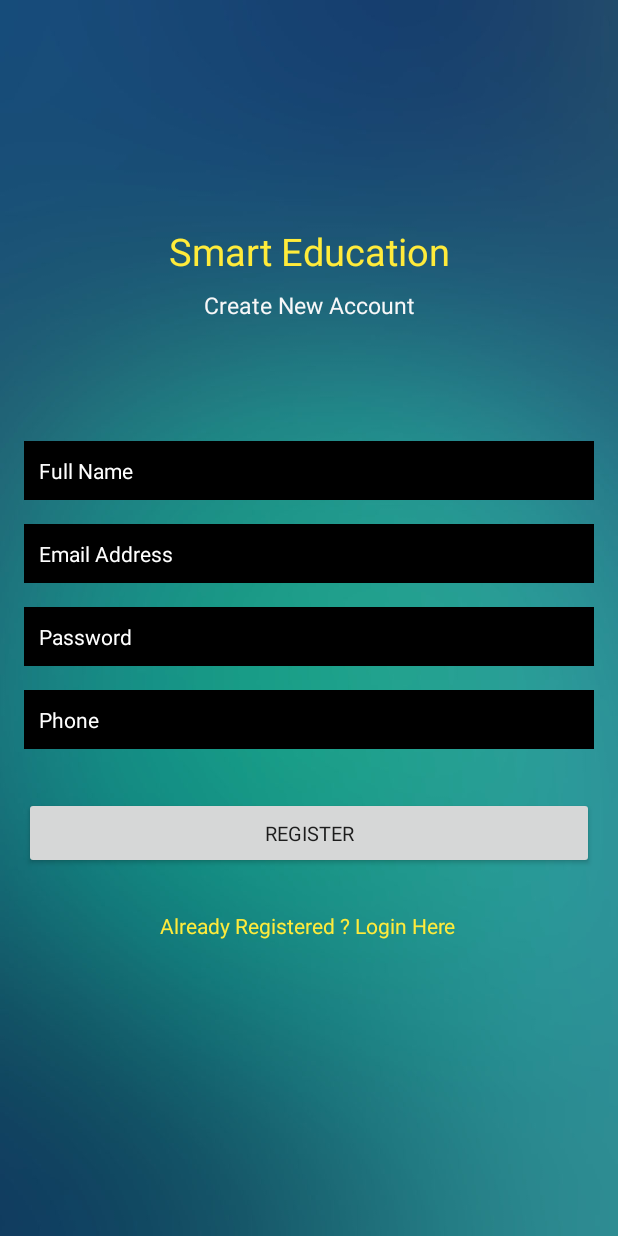
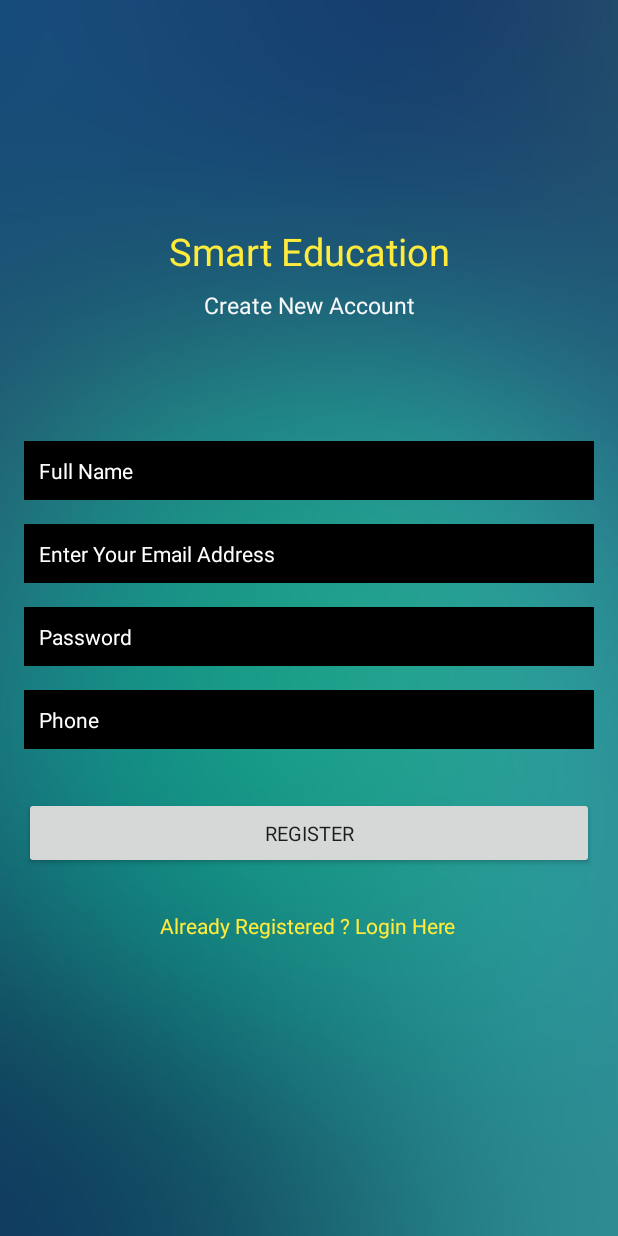
Before and after one commit to sachinghugare/smart-education, an Android app: the screen it shows after launch (Register), on a phone screen of 412 x 824 dp. Run offline under Robolectric (Android 15) with nearby library versions, the phone set to English and light mode, and no system bars; our stand-ins replace Firebase (no records; nobody signed in at launch, a user with empty details on screens opened directly); Roboto replaces fonts that are not available here.

Commit message:
Updated3

```diff
--- a/app/src/main/res/layout/activity_register.xml
+++ b/app/src/main/res/layout/activity_register.xml
@@ -63,7 +63,7 @@
         android:layout_marginTop="16dp"
         android:layout_marginEnd="16dp"
         android:ems="10"
-        android:hint="Email Address"
+        android:hint="Enter Your Email Address"
         android:background="@android:color/black"
         android:fontFamily="@font/aclonica"
         android:padding="10dp"
```
